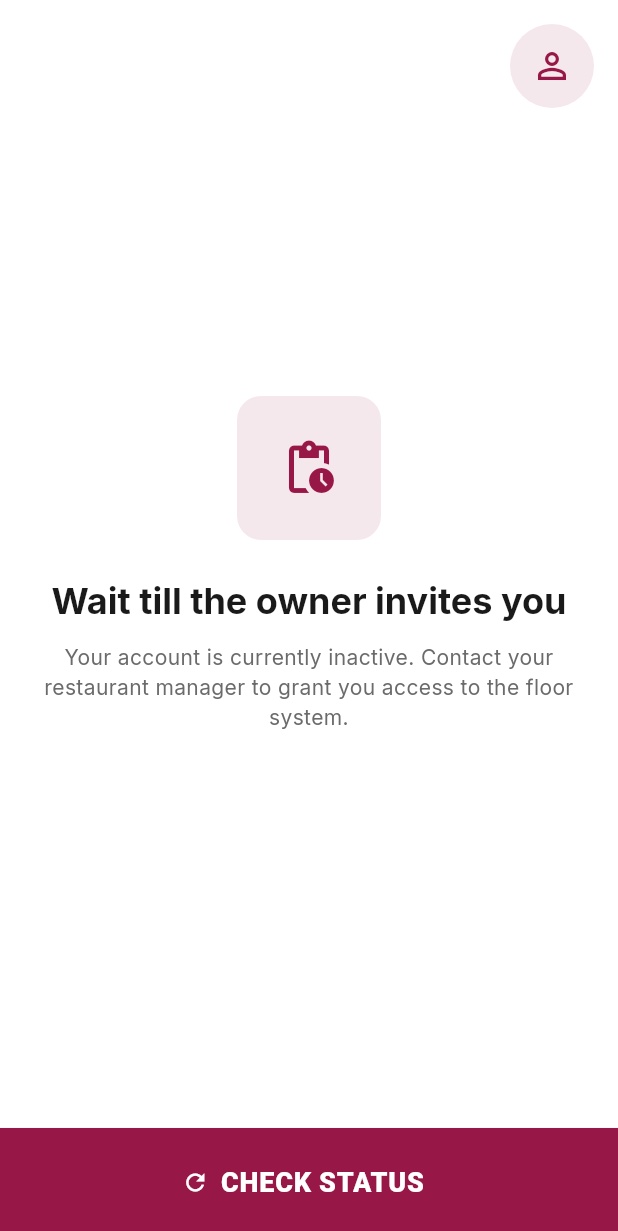
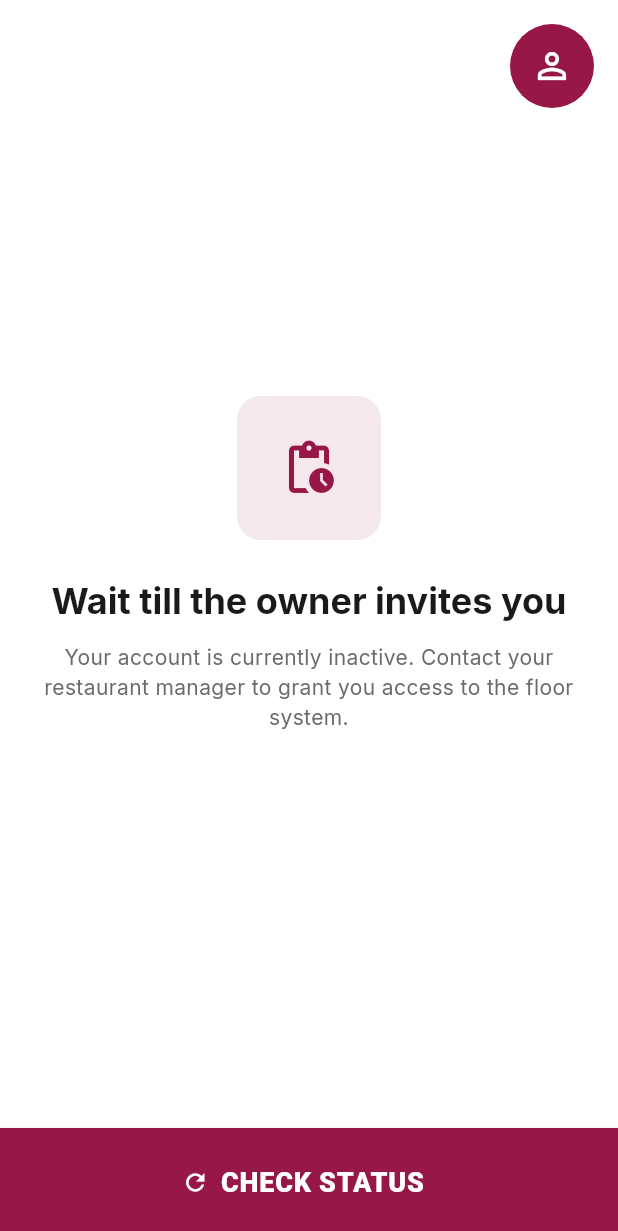
Before and after one commit to 2K-Solutions/KonoFrontend, a Flutter app: the WaitForInviteScreen screen opened by its route, on a phone screen of 412 x 824 dp. Shown: the top 1231 px of the screen. Run offline on Flutter 3.47's test engine with Material 3 defaults, Android fonts, the phone set to English and light mode, and no system bars; our stand-ins replace flutter_riverpod, go_router.

Commit message:
fix: change profile button background

```diff
--- a/lib/features/auth/presentation/screens/wait_for_invite_screen.dart
+++ b/lib/features/auth/presentation/screens/wait_for_invite_screen.dart
@@ -56,13 +56,13 @@ class WaitForInviteScreen extends StatelessWidget {
               width: 56,
               height: 56,
               child: Material(
-                color: AppColors.primary.withValues(alpha: 0.1),
+                color: AppColors.primary,
                 shape: const CircleBorder(),
                 child: InkWell(
                   onTap: () => context.push(AppRoutes.workerProfile),
                   customBorder: const CircleBorder(),
                   child: const Center(
-                    child: Icon(Icons.person_outline, color: AppColors.primary, size: 28),
+                    child: Icon(Icons.person_outline, color: Colors.white, size: 28),
                   ),
                 ),
               ),
```
